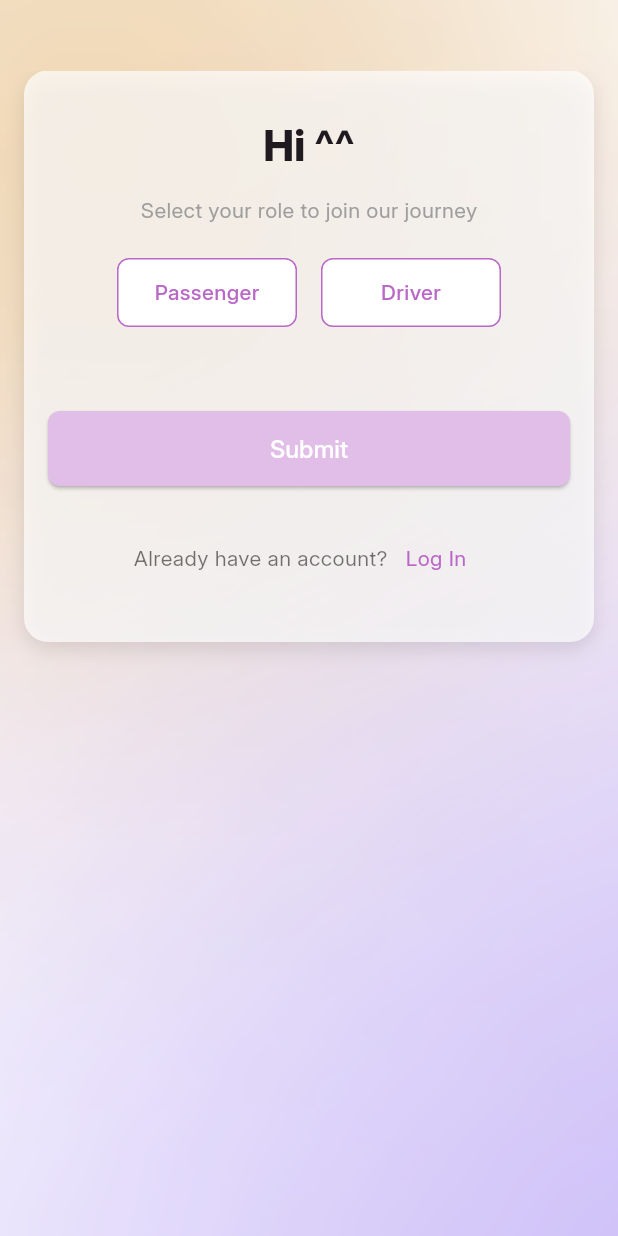
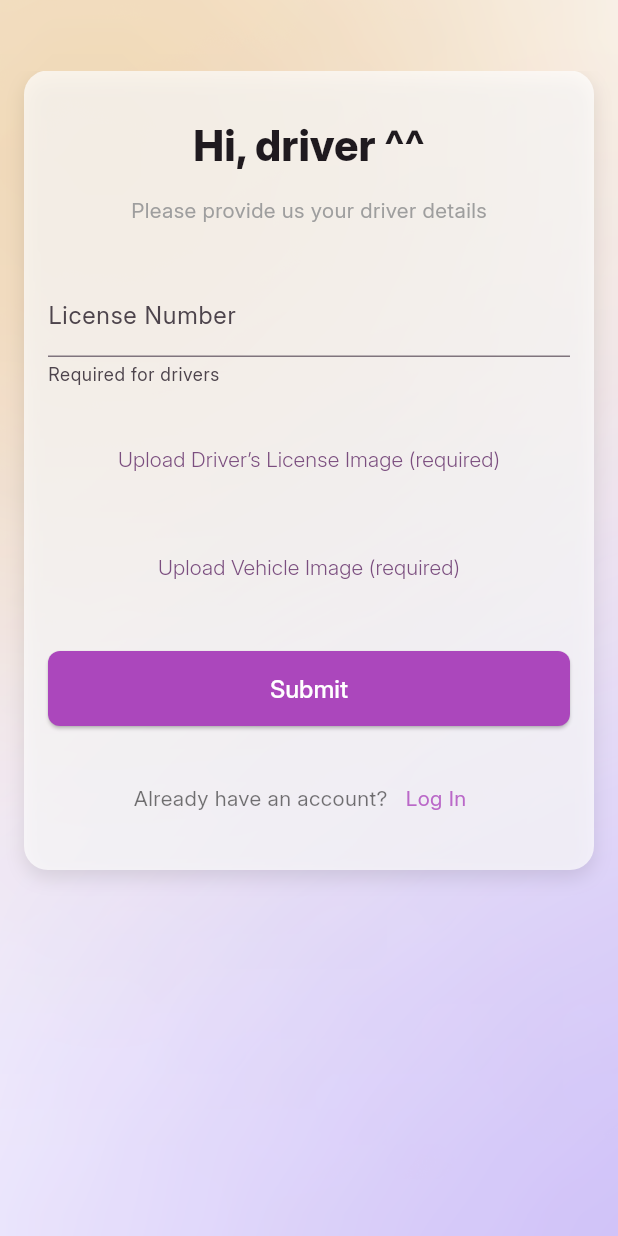
Before and after one commit to thienhdbse170185/F-Journey.Mobile, a Flutter app: the AuthWidget screen opened by its route, swiped to page 2, on a phone screen of 412 x 824 dp. Run offline on Flutter 3.47's test engine with Material 3 defaults, Android fonts, the phone set to English and light mode, and no system bars; our stand-ins replace flutter_bloc, go_router, lottie.

Commit message:
change role_selection to driver_license

```diff
--- a/lib/core/router.dart
+++ b/lib/core/router.dart
@@ -3,6 +3,7 @@ import 'package:f_journey/features/auth/widgets/forgot-pw/forgot-pw.dart';
 import 'package:f_journey/features/auth/widgets/get-started/get-started.dart';
 import 'package:f_journey/features/auth/widgets/index.dart';
 import 'package:f_journey/features/auth/widgets/layout.dart';
+import 'package:f_journey/features/auth/widgets/register/register.dart';
 import 'package:f_journey/features/trip/widgets/home.dart';
 import 'package:flutter/material.dart';
 import 'package:flutter_bloc/flutter_bloc.dart';
@@ -13,8 +14,9 @@ class RouteName {
   static const String getStarted = '/get-started';
   static const String auth = '/auth';
   static const String forgotPw = '/forgot-pw';
+  static const String register = '/register';
 
-  static const publicRoutes = [auth, forgotPw, getStarted];
+  static const publicRoutes = [auth, forgotPw, getStarted, register];
 }
 
 final router = GoRouter(
@@ -45,7 +47,11 @@ final router = GoRouter(
                 path: RouteName.auth,
                 builder: (context, state) {
                   final TextTheme textTheme = Theme.of(context).textTheme;
-                  return AuthWidget(textTheme: textTheme);
+                  final view = state.extra as String?;
+                  return AuthWidget(
+                    textTheme: textTheme,
+                    view: view,
+                  );
                 }),
             GoRoute(
                 path: RouteName.forgotPw,
@@ -61,5 +67,11 @@ final router = GoRouter(
                   final TextTheme textTheme = Theme.of(context).textTheme;
                   return GetStartedWidget(textTheme: textTheme);
                 }),
+            GoRoute(
+                path: RouteName.register,
+                builder: (context, state) {
+                  final TextTheme textTheme = Theme.of(context).textTheme;
+                  return RegisterWidget(textTheme: textTheme);
+                })
           ])
     ]);
--- a/lib/features/auth/widgets/index.dart
+++ b/lib/features/auth/widgets/index.dart
@@ -1,11 +1,12 @@
-import 'package:f_journey/features/auth/widgets/get-started/get-started.dart';
 import 'package:f_journey/features/auth/widgets/login/login.dart';
-import 'package:f_journey/features/auth/widgets/register/role_selection.dart';
+import 'package:f_journey/features/auth/widgets/register/driver_license.dart';
 import 'package:flutter/material.dart';
+import 'package:go_router/go_router.dart';
 
 class AuthWidget extends StatefulWidget {
-  const AuthWidget({super.key, required this.textTheme});
+  const AuthWidget({super.key, required this.textTheme, this.view});
   final TextTheme textTheme;
+  final String? view;
 
   @override
   State<AuthWidget> createState() => _AuthWidgetState();
@@ -14,6 +15,20 @@ class AuthWidget extends StatefulWidget {
 class _AuthWidgetState extends State<AuthWidget> {
   final PageController _pageController = PageController();
   bool showLogin = true;
+
+  @override
+  void initState() {
+    super.initState();
+
+    if (widget.view == 'driver-license') {
+      WidgetsBinding.instance.addPostFrameCallback((_) {
+        setState(() {
+          showLogin = false;
+          _pageController.jumpToPage(1);
+        });
+      });
+    }
+  }
 
   void toggleView() {
     setState(() {
@@ -44,7 +59,7 @@ class _AuthWidgetState extends State<AuthWidget> {
             textTheme: widget.textTheme,
             onToggle: toggleView,
           ),
-          RoleSelectionWidget(
+          DriverLicenseRegisterWidget(
             textTheme: widget.textTheme,
             onSubmit: () {},
             onToggle: toggleView,
--- /dev/null
+++ b/lib/features/auth/widgets/register/driver_license.dart
@@ -0,0 +1,149 @@
+import 'package:f_journey/core/router.dart';
+import 'package:flutter/material.dart';
+import 'package:go_router/go_router.dart';
+
+class DriverLicenseRegisterWidget extends StatefulWidget {
+  const DriverLicenseRegisterWidget(
+      {super.key,
+      required this.textTheme,
+      required this.onSubmit,
+      required this.onToggle});
+
+  final TextTheme textTheme;
+  final VoidCallback onSubmit;
+  final VoidCallback onToggle;
+
+  @override
+  State<DriverLicenseRegisterWidget> createState() =>
+      _DriverLicenseRegisterWidgetState();
+}
+
+class _DriverLicenseRegisterWidgetState
+    extends State<DriverLicenseRegisterWidget> {
+  final TextEditingController licenseNumberController = TextEditingController();
+  String? selectedAvatar;
+  String? selectedLicenseImage;
+  String? selectedVehicleImage;
+
+  void _submit() {
+    // if (licenseNumberController.text.isEmpty ||
+    //     selectedLicenseImage == null ||
+    //     selectedVehicleImage == null) {
+    //   ScaffoldMessenger.of(context).showSnackBar(
+    //     const SnackBar(content: Text('Please complete all required fields.')),
+    //   );
+    //   return;
+    // }
+
+    // ScaffoldMessenger.of(context).showSnackBar(
+    //   const SnackBar(content: Text('Processing Driver Registration')),
+    // );
+    // widget.onSubmit();
+    context.push(RouteName.register);
+  }
+
+  @override
+  Widget build(BuildContext context) {
+    return SingleChildScrollView(
+      child: Container(
+        // padding: const EdgeInsets.symmetric(horizontal: 16.0, vertical: 24.0),
+        padding:
+            const EdgeInsets.only(top: 32, right: 16, bottom: 24, left: 16),
+        margin: const EdgeInsets.symmetric(horizontal: 16.0),
+        decoration: BoxDecoration(
+          color: Colors.white.withOpacity(0.7),
+          borderRadius: BorderRadius.circular(16.0),
+          boxShadow: [
+            BoxShadow(
+              color: Colors.black.withOpacity(0.1),
+              blurRadius: 10.0,
+              offset: const Offset(0, 5),
+            ),
+          ],
+        ),
+        child: Column(
+          mainAxisSize: MainAxisSize.min,
+          children: [
+            Text('Hi, driver ^^',
+                style: widget.textTheme.headlineLarge?.copyWith(fontSize: 28)),
+            const SizedBox(height: 16),
+            Text(
+              'Please provide us your driver details',
+              style: widget.textTheme.bodyMedium?.copyWith(color: Colors.grey),
+            ),
+            const SizedBox(height: 32),
+            // License Number Field
+            TextField(
+              controller: licenseNumberController,
+              decoration: const InputDecoration(
+                labelText: 'License Number',
+                helperText: 'Required for drivers',
+              ),
+            ),
+            const SizedBox(height: 24),
+
+            // Upload driver's license image
+            TextButton(
+              onPressed: () {
+                // Implement image picker for license image
+              },
+              child: const Text('Upload Driver’s License Image (required)'),
+            ),
+            const SizedBox(height: 24),
+
+            // Upload vehicle image
+            TextButton(
+              onPressed: () {
+                // Implement image picker for vehicle image
+              },
+              child: const Text('Upload Vehicle Image (required)'),
+            ),
+
+            const SizedBox(height: 32),
+
+            // Submit button
+            ElevatedButton(
+              onPressed: _submit,
+              style: ElevatedButton.styleFrom(
+                minimumSize: const Size(double.infinity, 50),
+                backgroundColor: Colors.purple.shade400,
+                shape: RoundedRectangleBorder(
+                  borderRadius: BorderRadius.circular(8.0),
+                ),
+              ),
+              child: Text(
+                'Submit',
+                style: widget.textTheme.displaySmall?.copyWith(
+                  color: Colors.white,
+                ),
+              ),
+            ),
+            const SizedBox(height: 24),
+
+            // Option to go back to login
+            Row(
+              mainAxisAlignment: MainAxisAlignment.center,
+              children: [
+                Text(
+                  "Already have an account?",
+                  style: widget.textTheme.bodyMedium?.copyWith(
+                    color: Colors.black54,
+                  ),
+                ),
+                TextButton(
+                  onPressed: widget.onToggle,
+                  child: Text(
+                    'Log In',
+                    style: widget.textTheme.bodyMedium?.copyWith(
+                      color: Colors.purple.shade300,
+                    ),
+                  ),
+                ),
+              ],
+            ),
+          ],
+        ),
+      ),
+    );
+  }
+}
--- a/lib/features/auth/widgets/register/role_selection.dart
+++ /dev/null
@@ -1,253 +0,0 @@
-import 'package:flutter/material.dart';
-
-class RoleSelectionWidget extends StatefulWidget {
-  const RoleSelectionWidget(
-      {super.key,
-      required this.textTheme,
-      required this.onSubmit,
-      required this.onToggle});
-
-  final TextTheme textTheme;
-  final VoidCallback onSubmit;
-  final VoidCallback onToggle;
-
-  @override
-  State<RoleSelectionWidget> createState() => _RoleSelectionWidgetState();
-}
-
-class _RoleSelectionWidgetState extends State<RoleSelectionWidget> {
-  final TextEditingController studentIdController = TextEditingController();
-  final TextEditingController licenseNumberController = TextEditingController();
-  bool isDriver = false;
-  bool isPassenger = false;
-  bool isStudentIdRequired = false;
-  String? selectedAvatar;
-  String? selectedStudentCardImage;
-  String? selectedLicenseImage;
-  String? selectedVehicleImage;
-
-  bool get isRoleSelected => isDriver || isPassenger;
-
-  void _submit() {
-    if (!isRoleSelected) {
-      ScaffoldMessenger.of(context).showSnackBar(
-        const SnackBar(content: Text('Please select a role.')),
-      );
-      return;
-    }
-    if ((isPassenger &&
-            (studentIdController.text.isEmpty ||
-                selectedStudentCardImage == null)) ||
-        (isDriver &&
-            (licenseNumberController.text.isEmpty ||
-                selectedLicenseImage == null ||
-                selectedVehicleImage == null))) {
-      ScaffoldMessenger.of(context).showSnackBar(
-        const SnackBar(content: Text('Please complete all required fields.')),
-      );
-      return;
-    }
-
-    ScaffoldMessenger.of(context).showSnackBar(
-      const SnackBar(content: Text('Processing Role Selection')),
-    );
-    widget.onSubmit();
-  }
-
-  void _selectRole(bool driverSelected) {
-    setState(() {
-      isDriver = driverSelected;
-      isPassenger = !driverSelected;
-      isStudentIdRequired = !driverSelected;
-    });
-  }
-
-  @override
-  Widget build(BuildContext context) {
-    String greetingText = 'Hi ^^';
-    String instructionText = 'Select your role to join our journey';
-
-    if (isPassenger) {
-      greetingText = 'Hi, passenger ^^';
-      instructionText = 'Please provide us your detail information';
-    } else if (isDriver) {
-      greetingText = 'Hi, driver ^^';
-      instructionText = 'Please provide us your driver details';
-    }
-
-    return SingleChildScrollView(
-      child: Container(
-        padding: const EdgeInsets.symmetric(horizontal: 16.0, vertical: 32),
-        margin: const EdgeInsets.symmetric(horizontal: 16.0),
-        decoration: BoxDecoration(
-          color: Colors.white.withOpacity(0.7),
-          borderRadius: BorderRadius.circular(16.0),
-          boxShadow: [
-            BoxShadow(
-              color: Colors.black.withOpacity(0.1),
-              blurRadius: 10.0,
-              offset: const Offset(0, 5),
-            ),
-          ],
-        ),
-        child: Column(
-          mainAxisSize: MainAxisSize.min,
-          children: [
-            Text(greetingText,
-                style: widget.textTheme.headlineLarge?.copyWith(fontSize: 28)),
-            const SizedBox(height: 16),
-            Text(
-              instructionText,
-              style: widget.textTheme.bodyMedium?.copyWith(color: Colors.grey),
-            ),
-            const SizedBox(height: 22),
-
-            // Role selection buttons
-            Row(
-              mainAxisAlignment: MainAxisAlignment.center,
-              children: [
-                _buildRoleButton(
-                    'Passenger', isPassenger, () => _selectRole(false)),
-                const SizedBox(width: 16),
-                _buildRoleButton('Driver', isDriver, () => _selectRole(true)),
-              ],
-            ),
-            const SizedBox(height: 24),
-
-            // Additional fields for Passenger
-            if (isPassenger) ...[
-              TextField(
-                controller: studentIdController,
-                decoration: const InputDecoration(
-                  labelText: 'Student ID',
-                  helperText: 'Required for passengers',
-                ),
-              ),
-              const SizedBox(height: 24),
-              // Upload student card image
-              TextButton(
-                onPressed: () {
-                  // Implement image picker for student card image
-                },
-                child: const Text('Upload Student Card Image (required)'),
-              ),
-              const SizedBox(height: 24),
-              // Upload avatar image or use default
-              TextButton(
-                onPressed: () {
-                  // Implement image picker for avatar
-                },
-                child: const Text('Upload Avatar Image (Optional)'),
-              ),
-            ],
-
-            // Additional fields for Driver
-            if (isDriver) ...[
-              TextField(
-                controller: licenseNumberController,
-                decoration: const InputDecoration(
-                  labelText: 'License Number',
-                  helperText: 'Required for drivers',
-                ),
-              ),
-              const SizedBox(height: 24),
-              // Upload driver's license image
-              TextButton(
-                onPressed: () {
-                  // Implement image picker for license image
-                },
-                child: const Text('Upload Driver’s License Image (required)'),
-              ),
-              const SizedBox(height: 24),
-              // Upload vehicle image
-              TextButton(
-                onPressed: () {
-                  // Implement image picker for vehicle image
-                },
-                child: const Text('Upload Vehicle Image (required)'),
-              ),
-            ],
-
-            const SizedBox(height: 32),
-            // Submit button, disabled if no role is selected
-            ElevatedButton(
-              // onPressed: isRoleSelected ? _submit : null,
-              onPressed: _submit,
-              style: ElevatedButton.styleFrom(
-                minimumSize: const Size(double.infinity, 50),
-                // Đổi màu của nút khi disabled thành màu tím nhạt
-                backgroundColor: isRoleSelected
-                    ? Colors.purple.shade400
-                    : Colors.purple.shade100,
-                shape: RoundedRectangleBorder(
-                  borderRadius: BorderRadius.circular(8.0),
-                ),
-              ),
-              child: Text(
-                'Submit',
-                style: widget.textTheme.displaySmall?.copyWith(
-                  color: Colors.white,
-                ),
-              ),
-            ),
-            const SizedBox(height: 24),
-            Row(
-              mainAxisAlignment: MainAxisAlignment.center,
-              children: [
-                Text(
-                  "Already have an account?",
-                  style: widget.textTheme.bodyMedium?.copyWith(
-                    color: Colors.black54,
-                  ),
-                ),
-                TextButton(
-                  onPressed: widget.onToggle,
-                  child: Text(
-                    'Log In',
-                    style: widget.textTheme.bodyMedium?.copyWith(
-                      color: Colors.purple.shade300,
-                    ),
-                  ),
-                ),
-              ],
-            ),
-          ],
-        ),
-      ),
-    );
-  }
-
-  // Custom role button widget
-  Widget _buildRoleButton(String title, bool isActive, VoidCallback onTap) {
-    return GestureDetector(
-      onTap: onTap,
-      child: Container(
-        width: 120,
-        padding: const EdgeInsets.symmetric(vertical: 12),
-        decoration: BoxDecoration(
-          color: isActive ? Colors.purple.shade300 : Colors.white,
-          borderRadius: BorderRadius.circular(8),
-          border: Border.all(color: Colors.purple.shade300),
-          boxShadow: isActive
-              ? [
-                  BoxShadow(
-                    color: Colors.purple.withOpacity(0.3),
-                    blurRadius: 10.0,
-                    offset: const Offset(0, 4),
-                  ),
-                ]
-              : [],
-        ),
-        child: Center(
-          child: Text(
-            title,
-            style: TextStyle(
-              color: isActive ? Colors.white : Colors.purple.shade300,
-              fontWeight: FontWeight.w500,
-            ),
-          ),
-        ),
-      ),
-    );
-  }
-}
```
Also changed, not shown: lib/features/auth/widgets/get-started/get-started.dart (+12 -6 lines), lib/features/auth/widgets/login/login.dart (+14 -3 lines), lib/features/auth/widgets/register/register.dart (+4 -5 lines).
